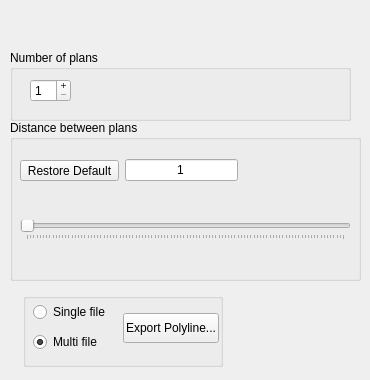
Above: src/meshlabplugins/editslice/slicedialog.ui from cnr-isti-vclab/meshlab before the change. Below: the same form after it.
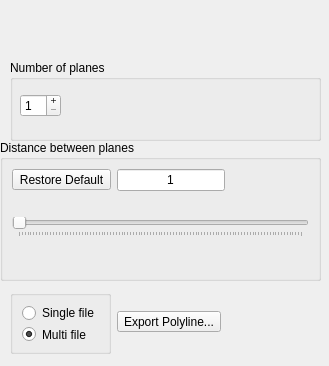
That is the form after the change.

Commit message: Fix dialog size

```diff
--- a/src/meshlabplugins/editslice/slicedialog.ui
+++ b/src/meshlabplugins/editslice/slicedialog.ui
@@ -8,8 +8,8 @@
    <rect>
     <x>0</x>
     <y>0</y>
-    <width>370</width>
-    <height>380</height>
+    <width>329</width>
+    <height>366</height>
    </rect>
   </property>
   <property name="sizeIncrement" >
@@ -27,163 +27,95 @@
   <property name="layoutDirection" >
    <enum>Qt::LeftToRight</enum>
   </property>
-  <widget class="QGroupBox" name="groupBox_2" >
+  <widget class="QWidget" name="" >
    <property name="geometry" >
     <rect>
      <x>10</x>
-     <y>120</y>
-     <width>351</width>
-     <height>161</height>
+     <y>290</y>
+     <width>311</width>
+     <height>64</height>
     </rect>
    </property>
-   <property name="title" >
-    <string>Distance between plans</string>
-   </property>
-   <widget class="QWidget" name="verticalLayout" >
-    <property name="geometry" >
-     <rect>
-      <x>10</x>
-      <y>80</y>
-      <width>331</width>
-      <height>80</height>
-     </rect>
+   <layout class="QHBoxLayout" >
+    <property name="margin" >
+     <number>0</number>
     </property>
-    <layout class="QVBoxLayout" >
-     <property name="margin" >
-      <number>0</number>
-     </property>
-     <property name="spacing" >
-      <number>6</number>
-     </property>
-     <item>
-      <widget class="QLabel" name="labelDistanceRange" />
-     </item>
-     <item>
-      <widget class="QSlider" name="SliderPlaneDistance" >
-       <property name="enabled" >
-        <bool>false</bool>
-       </property>
-       <property name="minimumSize" >
-        <size>
-         <width>300</width>
-         <height>0</height>
-        </size>
-       </property>
-       <property name="cursor" >
-        <cursor>6</cursor>
-       </property>
-       <property name="minimum" >
-        <number>1</number>
-       </property>
-       <property name="maximum" >
-        <number>100</number>
-       </property>
-       <property name="value" >
-        <number>1</number>
-       </property>
-       <property name="orientation" >
-        <enum>Qt::Horizontal</enum>
-       </property>
-       <property name="invertedControls" >
-        <bool>true</bool>
-       </property>
-       <property name="tickPosition" >
-        <enum>QSlider::TicksBelow</enum>
-       </property>
-       <property name="tickInterval" >
-        <number>1</number>
-       </property>
-      </widget>
-     </item>
-     <item>
-      <spacer>
-       <property name="orientation" >
-        <enum>Qt::Vertical</enum>
-       </property>
-       <property name="sizeHint" >
-        <size>
-         <width>20</width>
-         <height>40</height>
-        </size>
-       </property>
-      </spacer>
-     </item>
-    </layout>
-   </widget>
-   <widget class="QWidget" name="horizontalLayout_2" >
-    <property name="geometry" >
-     <rect>
-      <x>10</x>
-      <y>20</y>
-      <width>331</width>
-      <height>61</height>
-     </rect>
+    <property name="spacing" >
+     <number>6</number>
     </property>
-    <layout class="QHBoxLayout" >
-     <property name="margin" >
-      <number>0</number>
-     </property>
-     <property name="spacing" >
-      <number>6</number>
-     </property>
-     <item>
-      <widget class="QToolButton" name="DefultButton" >
-       <property name="text" >
-        <string>Restore Default</string>
+    <item>
+     <widget class="QGroupBox" name="groupBox_4" >
+      <layout class="QVBoxLayout" >
+       <property name="margin" >
+        <number>9</number>
        </property>
-      </widget>
-     </item>
-     <item>
-      <widget class="QLineEdit" name="DistanceEdit" >
-       <property name="text" >
-        <string>1</string>
+       <property name="spacing" >
+        <number>6</number>
        </property>
-       <property name="echoMode" >
-        <enum>QLineEdit::Normal</enum>
-       </property>
-       <property name="cursorPosition" >
-        <number>1</number>
-       </property>
-       <property name="alignment" >
-        <set>Qt::AlignHCenter</set>
-       </property>
-      </widget>
-     </item>
-     <item>
-      <spacer>
-       <property name="orientation" >
-        <enum>Qt::Horizontal</enum>
-       </property>
-       <property name="sizeHint" >
-        <size>
-         <width>40</width>
-         <height>20</height>
-        </size>
-       </property>
-      </spacer>
-     </item>
-    </layout>
-   </widget>
+       <item>
+        <widget class="QRadioButton" name="Exporter_singleFile" >
+         <property name="text" >
+          <string>Single file</string>
+         </property>
+        </widget>
+       </item>
+       <item>
+        <widget class="QRadioButton" name="Exporter_MultiFile" >
+         <property name="text" >
+          <string>Multi file</string>
+         </property>
+         <property name="checked" >
+          <bool>true</bool>
+         </property>
+        </widget>
+       </item>
+      </layout>
+     </widget>
+    </item>
+    <item>
+     <widget class="QToolButton" name="ExportButton" >
+      <property name="text" >
+       <string>Export Polyline...</string>
+      </property>
+      <property name="popupMode" >
+       <enum>QToolButton::InstantPopup</enum>
+      </property>
+     </widget>
+    </item>
+    <item>
+     <spacer>
+      <property name="orientation" >
+       <enum>Qt::Horizontal</enum>
+      </property>
+      <property name="sizeHint" >
+       <size>
+        <width>40</width>
+        <height>20</height>
+       </size>
+      </property>
+     </spacer>
+    </item>
+   </layout>
   </widget>
   <widget class="QGroupBox" name="groupBox" >
    <property name="geometry" >
     <rect>
      <x>10</x>
-     <y>50</y>
-     <width>341</width>
-     <height>71</height>
+     <y>60</y>
+     <width>311</width>
+     <height>81</height>
     </rect>
    </property>
    <property name="title" >
-    <string>Number of plans</string>
+    <string>Number of planes</string>
    </property>
    <widget class="QWidget" name="horizontalLayout_3" >
     <property name="geometry" >
      <rect>
-      <x>20</x>
-      <y>20</y>
-      <width>311</width>
-      <height>41</height>
+      <x>10</x>
+      <y>30</y>
+      <width>291</width>
+      <height>31</height>
      </rect>
     </property>
     <layout class="QHBoxLayout" >
@@ -230,8 +162,8 @@
        </property>
        <property name="sizeHint" >
         <size>
-         <width>40</width>
-         <height>20</height>
+         <width>0</width>
+         <height>0</height>
         </size>
        </property>
       </spacer>
@@ -239,95 +171,133 @@
     </layout>
    </widget>
   </widget>
-  <widget class="QWidget" name="horizontalLayout" >
+  <widget class="QGroupBox" name="groupBox_2" >
    <property name="geometry" >
     <rect>
-     <x>20</x>
-     <y>290</y>
-     <width>331</width>
-     <height>80</height>
+     <x>0</x>
+     <y>140</y>
+     <width>321</width>
+     <height>141</height>
     </rect>
    </property>
-   <layout class="QHBoxLayout" >
+   <property name="title" >
+    <string>Distance between planes</string>
+   </property>
+   <layout class="QVBoxLayout" >
     <property name="margin" >
-     <number>3</number>
+     <number>9</number>
     </property>
     <property name="spacing" >
      <number>6</number>
     </property>
     <item>
-     <widget class="QGroupBox" name="groupBox_4" >
-      <property name="minimumSize" >
-       <size>
-        <width>200</width>
-        <height>30</height>
-       </size>
+     <layout class="QHBoxLayout" >
+      <property name="margin" >
+       <number>0</number>
       </property>
-      <property name="maximumSize" >
-       <size>
-        <width>300</width>
-        <height>16777215</height>
-       </size>
+      <property name="spacing" >
+       <number>6</number>
       </property>
-      <widget class="QToolButton" name="ExportButton" >
-       <property name="geometry" >
-        <rect>
-         <x>100</x>
-         <y>20</y>
-         <width>96</width>
-         <height>30</height>
-        </rect>
-       </property>
-       <property name="text" >
-        <string>Export Polyline...</string>
-       </property>
-       <property name="popupMode" >
-        <enum>QToolButton::InstantPopup</enum>
-       </property>
-      </widget>
-      <widget class="QRadioButton" name="Exporter_singleFile" >
-       <property name="geometry" >
-        <rect>
-         <x>10</x>
-         <y>10</y>
-         <width>83</width>
-         <height>18</height>
-        </rect>
-       </property>
-       <property name="text" >
-        <string>Single file</string>
-       </property>
-      </widget>
-      <widget class="QRadioButton" name="Exporter_MultiFile" >
-       <property name="geometry" >
-        <rect>
-         <x>10</x>
-         <y>40</y>
-         <width>83</width>
-         <height>18</height>
-        </rect>
-       </property>
-       <property name="text" >
-        <string>Multi file</string>
-       </property>
-       <property name="checked" >
-        <bool>true</bool>
-       </property>
-      </widget>
-     </widget>
+      <item>
+       <widget class="QToolButton" name="DefultButton" >
+        <property name="text" >
+         <string>Restore Default</string>
+        </property>
+       </widget>
+      </item>
+      <item>
+       <widget class="QLineEdit" name="DistanceEdit" >
+        <property name="text" >
+         <string>1</string>
+        </property>
+        <property name="echoMode" >
+         <enum>QLineEdit::Normal</enum>
+        </property>
+        <property name="cursorPosition" >
+         <number>1</number>
+        </property>
+        <property name="alignment" >
+         <set>Qt::AlignHCenter</set>
+        </property>
+       </widget>
+      </item>
+      <item>
+       <spacer>
+        <property name="orientation" >
+         <enum>Qt::Horizontal</enum>
+        </property>
+        <property name="sizeHint" >
+         <size>
+          <width>40</width>
+          <height>20</height>
+         </size>
+        </property>
+       </spacer>
+      </item>
+     </layout>
     </item>
     <item>
-     <spacer>
-      <property name="orientation" >
-       <enum>Qt::Horizontal</enum>
+     <layout class="QVBoxLayout" >
+      <property name="margin" >
+       <number>0</number>
       </property>
-      <property name="sizeHint" >
-       <size>
-        <width>40</width>
-        <height>20</height>
-       </size>
+      <property name="spacing" >
+       <number>6</number>
       </property>
-     </spacer>
+      <item>
+       <widget class="QLabel" name="labelDistanceRange" />
+      </item>
+      <item>
+       <widget class="QSlider" name="SliderPlaneDistance" >
+        <property name="enabled" >
+         <bool>false</bool>
+        </property>
+        <property name="minimumSize" >
+         <size>
+          <width>200</width>
+          <height>0</height>
+         </size>
+        </property>
+        <property name="cursor" >
+         <cursor>6</cursor>
+        </property>
+        <property name="minimum" >
+         <number>1</number>
+        </property>
+        <property name="maximum" >
+         <number>100</number>
+        </property>
+        <property name="value" >
+         <number>1</number>
+        </property>
+        <property name="orientation" >
+         <enum>Qt::Horizontal</enum>
+        </property>
+        <property name="invertedControls" >
+         <bool>true</bool>
+        </property>
+        <property name="tickPosition" >
+         <enum>QSlider::TicksBelow</enum>
+        </property>
+        <property name="tickInterval" >
+         <number>1</number>
+        </property>
+       </widget>
+      </item>
+      <item>
+       <spacer>
+        <property name="orientation" >
+         <enum>Qt::Vertical</enum>
+        </property>
+        <property name="sizeHint" >
+         <size>
+          <width>20</width>
+          <height>40</height>
+         </size>
+        </property>
+       </spacer>
+      </item>
+     </layout>
     </item>
    </layout>
   </widget>
```
The commit also changes 1 other file.
